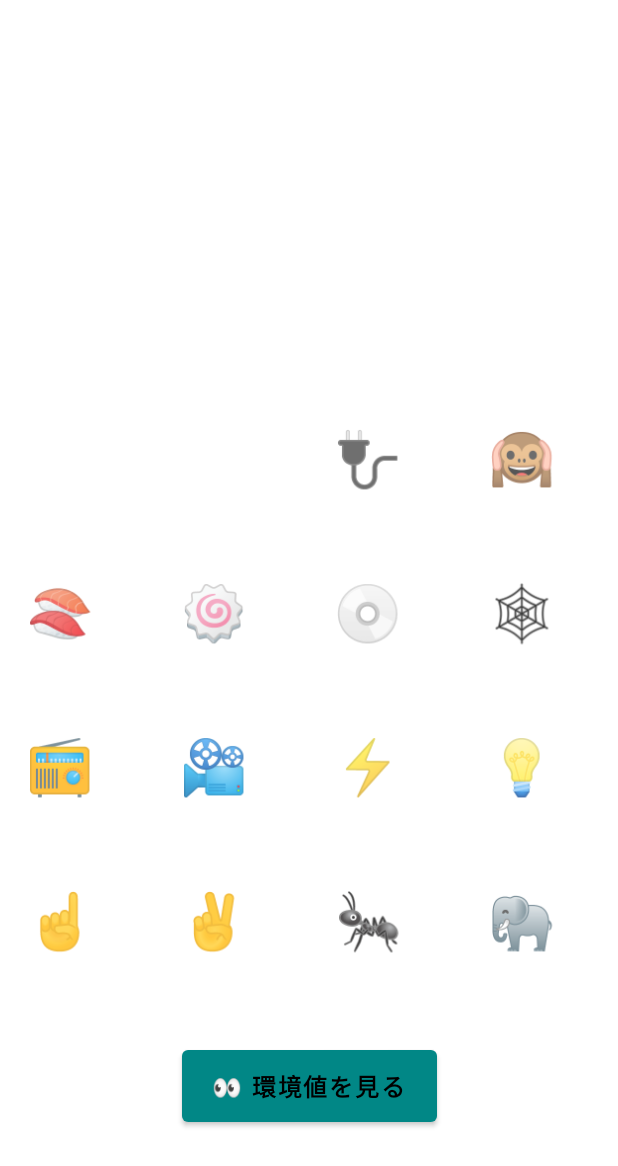
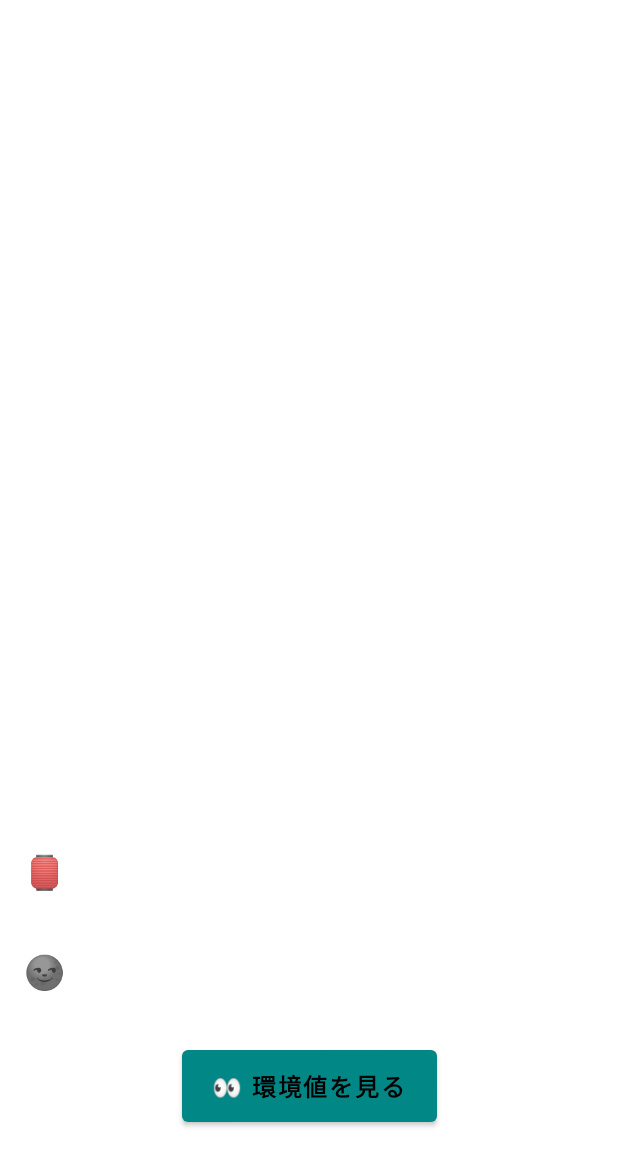
Before and after one commit to geckour/HomeAPI, an Android app built with Jetpack Compose: the screen it shows after launch (MainActivity), item 2 of the bottom bar chosen, on a phone screen of 412 x 824 dp. Shown: the top 1166 px of the screen. Run offline under Robolectric (Android 15) with nearby library versions, the phone set to English and light mode, and no system bars; our stand-ins replace Timber; libraries missing offline, so code that uses them is left out: com.facebook.stetho, com.jakewharton.retrofit2; 1 statement that could not run was skipped.

Commit message:
Enable to control air conditioner and S/PDIF 3,4

```diff
--- a/app/src/main/java/com/geckour/homeapi/api/APIService.kt
+++ b/app/src/main/java/com/geckour/homeapi/api/APIService.kt
@@ -2,7 +2,6 @@ package com.geckour.homeapi.api
 
 import com.geckour.homeapi.api.model.Data
 import com.geckour.homeapi.api.model.EnvironmentalData
-import okhttp3.ResponseBody
 import retrofit2.http.Field
 import retrofit2.http.FormUrlEncoded
 import retrofit2.http.GET
@@ -20,6 +19,12 @@ interface APIService {
     suspend fun getEnvironmentalData(): Data<EnvironmentalData>
 
     @FormUrlEncoded
+    @POST("air-cond")
+    suspend fun airCond(
+        @Field("command") command: String
+    )
+
+    @FormUrlEncoded
     @POST("amp")
     suspend fun amp(
         @Field("command") command: String
@@ -27,6 +32,7 @@ interface APIService {
 }
 
 enum class CeilingLightCommand(val rawValue: String) {
+    HIGH("ceiling-light_high"),
     ALL_ON("ceiling-light_all-on"),
     ON("ceiling-light_on"),
     NIGHT_ON("ceiling-light_night-on"),
@@ -35,6 +41,11 @@ enum class CeilingLightCommand(val rawValue: String) {
     COOLER("ceiling-light_cooler"),
     BRIGHTER("ceiling-light_brighter"),
     DARKER("ceiling-light_darker"),
+}
+
+enum class AirCondCommand(val rawValue: String) {
+    HEATER("air-cond_heater"),
+    STOP("air-cond_stop"),
 }
 
 enum class AmpCommand(val rawValue: String) {
@@ -52,4 +63,6 @@ enum class AmpCommand(val rawValue: String) {
     MODE_TOGGLE_SOURCE_DIRECT("amp_mode_toggle_source-direct"),
     SELECT_SPDIF_1("spdif_select_1"),
     SELECT_SPDIF_2("spdif_select_2"),
+    SELECT_SPDIF_3("spdif_select_3"),
+    SELECT_SPDIF_4("spdif_select_4"),
 }
--- a/app/src/main/java/com/geckour/homeapi/ui/MainActivity.kt
+++ b/app/src/main/java/com/geckour/homeapi/ui/MainActivity.kt
@@ -82,6 +82,13 @@ class MainActivity : ComponentActivity() {
 
             when (currentScreen) {
                 MainViewModel.Screen.CEILING_LIGHT -> {
+                    LazyColumn(modifier = Modifier.weight(1f), reverseLayout = true) {
+                        viewModel.items[currentScreen]?.let {
+                            itemsIndexed(it) { i, item -> ListItem(item = item, i == 0) }
+                        }
+                    }
+                }
+                MainViewModel.Screen.AIR_COND -> {
                     LazyColumn(modifier = Modifier.weight(1f), reverseLayout = true) {
                         viewModel.items[currentScreen]?.let {
                             itemsIndexed(it) { i, item -> ListItem(item = item, i == 0) }
--- a/app/src/main/java/com/geckour/homeapi/ui/MainViewModel.kt
+++ b/app/src/main/java/com/geckour/homeapi/ui/MainViewModel.kt
@@ -7,6 +7,7 @@ import androidx.lifecycle.ViewModel
 import androidx.lifecycle.viewModelScope
 import com.facebook.stetho.okhttp3.StethoInterceptor
 import com.geckour.homeapi.api.APIService
+import com.geckour.homeapi.api.AirCondCommand
 import com.geckour.homeapi.api.AmpCommand
 import com.geckour.homeapi.api.CeilingLightCommand
 import com.geckour.homeapi.api.model.EnvironmentalData
@@ -33,17 +34,26 @@ class MainViewModel : ViewModel() {
         RequestData("🌚", "常夜灯") { sendCeilingLight(CeilingLightCommand.NIGHT_ON) },
         RequestData("💡", "点灯") { sendCeilingLight(CeilingLightCommand.ON) },
         RequestData("🌟", "全灯") { sendCeilingLight(CeilingLightCommand.ALL_ON) },
+        RequestData("💥", "全灯 (強)") { sendCeilingLight(CeilingLightCommand.HIGH) },
         RequestData("", "", null),
         RequestData("🏙", "寒色") { sendCeilingLight(CeilingLightCommand.COOLER) },
         RequestData("🌇", "暖色") { sendCeilingLight(CeilingLightCommand.WARMER) },
         RequestData("🌥", "暗く") { sendCeilingLight(CeilingLightCommand.DARKER) },
         RequestData("☀️", "明るく") { sendCeilingLight(CeilingLightCommand.BRIGHTER) },
     )
+    private val airCondItems = listOf(
+        RequestData("🌚", "停止") { sendAirCond(AirCondCommand.STOP) },
+        RequestData("🏮", "暖房") { sendAirCond(AirCondCommand.HEATER) },
+    )
     private val ampItems = listOf(
+        RequestData("🖖", "S/PDIF 4") { sendAmp(AmpCommand.SELECT_SPDIF_4) },
+        RequestData("🤟", "S/PDIF 3") { sendAmp(AmpCommand.SELECT_SPDIF_3) },
+        RequestData("✌️", "S/PDIF 2") { sendAmp(AmpCommand.SELECT_SPDIF_2) },
+        RequestData("☝️", "S/PDIF 1") { sendAmp(AmpCommand.SELECT_SPDIF_1) },
         RequestData("🐘", "ボリューム増") { sendAmp(AmpCommand.VOL_UP) },
         RequestData("🐜", "ボリューム減") { sendAmp(AmpCommand.VOL_DOWN) },
-        RequestData("✌️", "S/PDIF 2") { sendAmp(AmpCommand.SELECT_SPDIF_2) },
-        RequestData("☝️", "S/PDIF 1") { sendAmp(AmpCommand.SELECT_SPDIF_1) },
+        RequestData("🙉", "ミュート") { sendAmp(AmpCommand.VOL_TOGGLE_MUTE) },
+        RequestData("🔌", "アンプ電源") { sendAmp(AmpCommand.TOGGLE_POWER) },
         RequestData("💡", "OPTICAL") { sendAmp(AmpCommand.SELECT_OPTICAL) },
         RequestData("⚡", "COAXIAL") { sendAmp(AmpCommand.SELECT_COAXIAL) },
         RequestData("📽", "RECORDER") { sendAmp(AmpCommand.SELECT_RECORDER) },
@@ -52,11 +62,10 @@ class MainViewModel : ViewModel() {
         RequestData("💿", "CD") { sendAmp(AmpCommand.SELECT_CD) },
         RequestData("🍥", "PHONO") { sendAmp(AmpCommand.SELECT_PHONO) },
         RequestData("🍣", "SOURCE DIRECT") { sendAmp(AmpCommand.MODE_TOGGLE_SOURCE_DIRECT) },
-        RequestData("🙉", "ミュート") { sendAmp(AmpCommand.VOL_TOGGLE_MUTE) },
-        RequestData("🔌", "アンプ電源") { sendAmp(AmpCommand.TOGGLE_POWER) },
     )
     internal val items = mapOf(
         Screen.CEILING_LIGHT to ceilingLightItems,
+        Screen.AIR_COND to airCondItems,
         Screen.AMP to ampItems,
     )
 
@@ -107,6 +116,16 @@ class MainViewModel : ViewModel() {
         data = MainData()
     }
 
+    private fun sendAirCond(command: AirCondCommand) {
+        cancelPendingRequest()
+        pendingRequest = viewModelScope.launch {
+            data = MainData(isLoading = true)
+            runCatching { apiService.airCond(command.rawValue) }
+                .onSuccess { data = MainData() }
+                .onFailure { onFailure(it) }
+        }
+    }
+
     private fun sendAmp(command: AmpCommand) {
         cancelPendingRequest()
         pendingRequest = viewModelScope.launch {
@@ -125,6 +144,7 @@ class MainViewModel : ViewModel() {
 
     enum class Screen(val title: String) {
         CEILING_LIGHT("天井灯"),
+        AIR_COND("エアコン"),
         AMP("アンプ"),
     }
 }
```
